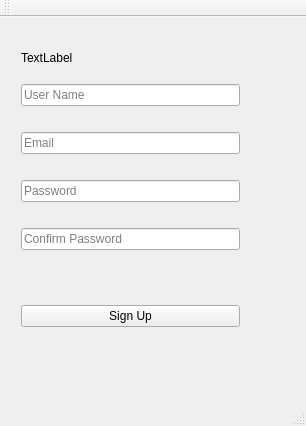
Old version of the form SignUpWindow.ui in the repository Tomkode/RedditClone.
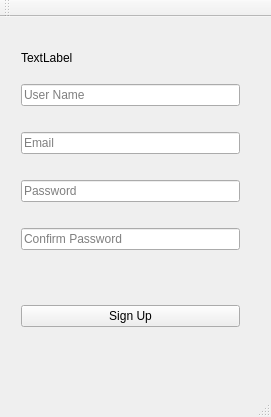
New version of the form.

The edit to the form file:
```diff
--- a/SignUpWindow.ui
+++ b/SignUpWindow.ui
@@ -6,8 +6,8 @@
    <rect>
     <x>0</x>
     <y>0</y>
-    <width>306</width>
-    <height>426</height>
+    <width>271</width>
+    <height>417</height>
    </rect>
   </property>
   <property name="windowTitle">
```
Left out of the diff: 9 changed lines with no effect on the pictures.
